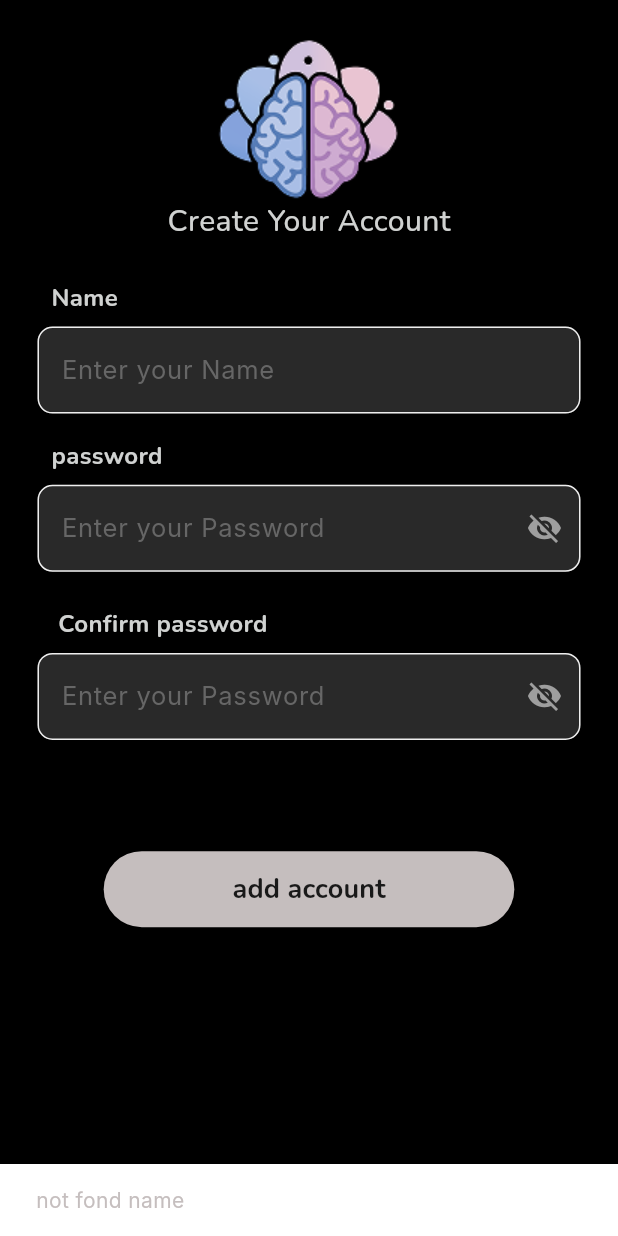
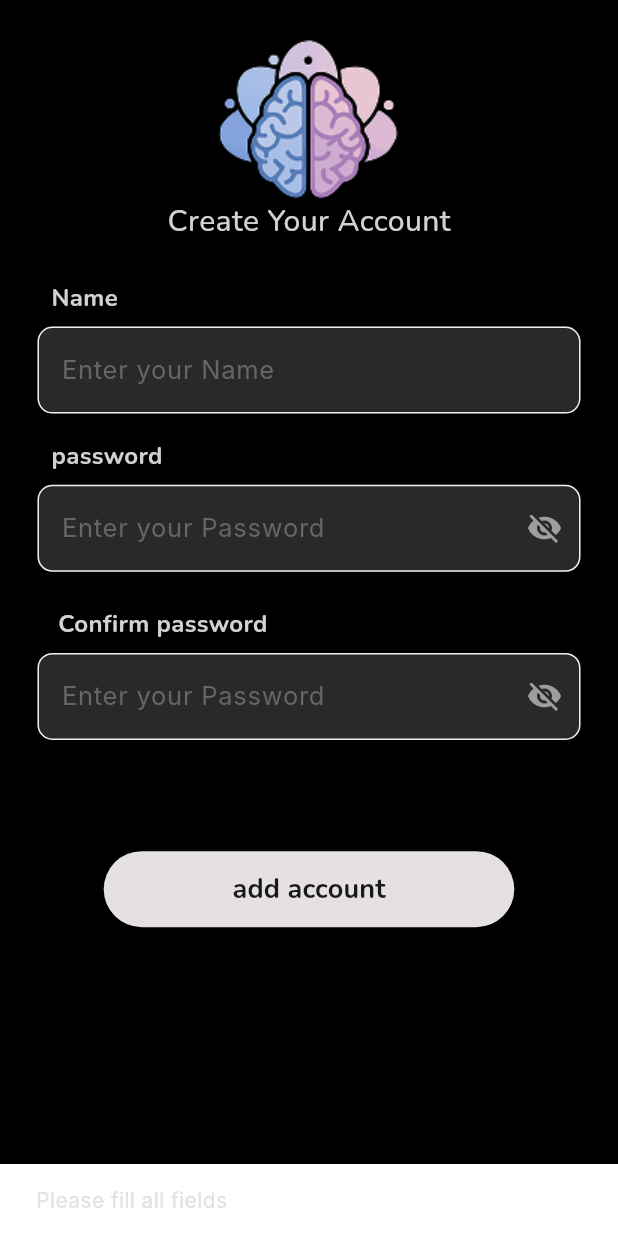
Before and after one commit to yosefzidan/mindpal_project, a Flutter app: the CreateDoctorAccount screen opened by its route, after a tap on "add account", on a phone screen of 412 x 824 dp. Run offline on Flutter 3.47's test engine with Material 3 defaults, Android fonts, the light colour scheme and no system bars; our stand-ins replace firebase_core, firebase_messaging, fl_chart, google_fonts, shared_preferences, table_calendar; accounts and stored records are empty; Roboto replaces fonts that are missing (Inter).

Commit message:
active create doctor api

```diff
--- a/lib/main.dart
+++ b/lib/main.dart
@@ -11,7 +11,7 @@ import 'package:mindpal/services/api_constants.dart';
 import 'package:mindpal/yosef/add_medicine.dart';
 import 'package:mindpal/yosef/add_medicine_name.dart';
 import 'package:mindpal/yosef/choose_bottles.dart';
-import 'package:mindpal/yosef/create_DoctorAccount.dart';
+import 'package:mindpal/yosef/create_doctor_account.dart';
 import 'package:mindpal/yosef/create_patientAccount.dart';
 import 'package:mindpal/yosef/doctor_home_page.dart';
 import 'package:mindpal/yosef/doctor_tab.dart';
@@ -77,7 +77,7 @@ class MyApp extends StatelessWidget {
           onSecondary: Colors.white,
           error: Colors.red,
           onError: Colors.white,
-          surface: Color(0xffc5bebe),
+          surface: Color(0xffe6e1e1),
           onSurface: Colors.white,
         ),
         scaffoldBackgroundColor: Color(0xFF191919),
--- a/lib/yosef/create_DoctorAccount.dart
+++ b/lib/yosef/create_doctor_account.dart
@@ -1,5 +1,7 @@
 import 'package:flutter/material.dart';
 import 'package:mindpal/app_style.dart';
+import 'package:mindpal/models/DoctorResponse.dart';
+import 'package:mindpal/services/api_manger.dart';
 import 'package:mindpal/yosef/home_admin_screen.dart';
 
 class CreateDoctorAccount extends StatefulWidget {
@@ -14,26 +16,28 @@ class _CreateAccountScreenState extends State<CreateDoctorAccount> {
   final TextEditingController passwordController = TextEditingController();
   final TextEditingController confirmPasswordController =
       TextEditingController();
+  bool isLoading = false;
 
   bool _isObscure = true;
   bool _isObscure2 = true;
 
-  void handleAddAccount() async {
-    String name = nameController.text;
+  void handleSendPatientData() async {
+    String name = nameController.text.trim();
     String password = passwordController.text;
     String confirmPassword = confirmPasswordController.text;
+    if (isLoading) return;
 
-    if (name.isEmpty) {
+    setState(() {
+      isLoading = true;
+    });
+
+    if (name.isEmpty || password.isEmpty || confirmPassword.isEmpty) {
       ScaffoldMessenger.of(context).showSnackBar(
-        SnackBar(content: Text("not fond name")),
+        SnackBar(content: Text("Please fill all fields")),
       );
-      return;
-    }
-
-    if (password.isEmpty) {
-      ScaffoldMessenger.of(context).showSnackBar(
-        SnackBar(content: Text("not fond name")),
-      );
+      setState(() {
+        isLoading = false;
+      });
       return;
     }
 
@@ -41,14 +45,31 @@ class _CreateAccountScreenState extends State<CreateDoctorAccount> {
       ScaffoldMessenger.of(context).showSnackBar(
         SnackBar(content: Text("Passwords do not match")),
       );
+      setState(() {
+        isLoading = false;
+      });
       return;
     }
 
     try {
+      final newDoctor = Doctor(
+        name: name,
+        password: password,
+      );
+
+      await ApiManger.postDoctor(newDoctor);
+
+      setState(() {
+        isLoading = false;
+      });
+
       Navigator.pushNamed(context, HomeAdminScreen.routeName);
     } catch (e) {
+      setState(() {
+        isLoading = false;
+      });
       ScaffoldMessenger.of(context).showSnackBar(
-        SnackBar(content: Text("Something went wrong")),
+        SnackBar(content: Text("Something went wrong: $e")),
       );
     }
   }
@@ -186,7 +207,7 @@ class _CreateAccountScreenState extends State<CreateDoctorAccount> {
             SizedBox(height: height * 0.09),
             Center(
               child: ElevatedButton(
-                  onPressed: handleAddAccount,
+                  onPressed: handleSendPatientData,
                   child: Padding(
                     padding: EdgeInsets.only(
                         right: width * 0.15,
--- a/lib/yosef/doctor_tab.dart
+++ b/lib/yosef/doctor_tab.dart
@@ -1,6 +1,6 @@
 import 'package:flutter/material.dart';
 import 'package:mindpal/app_style.dart';
-import 'package:mindpal/yosef/create_DoctorAccount.dart';
+import 'package:mindpal/yosef/create_doctor_account.dart';
 
 class DoctorTab extends StatefulWidget {
   static const String routeName = "DoctorTab";
```
